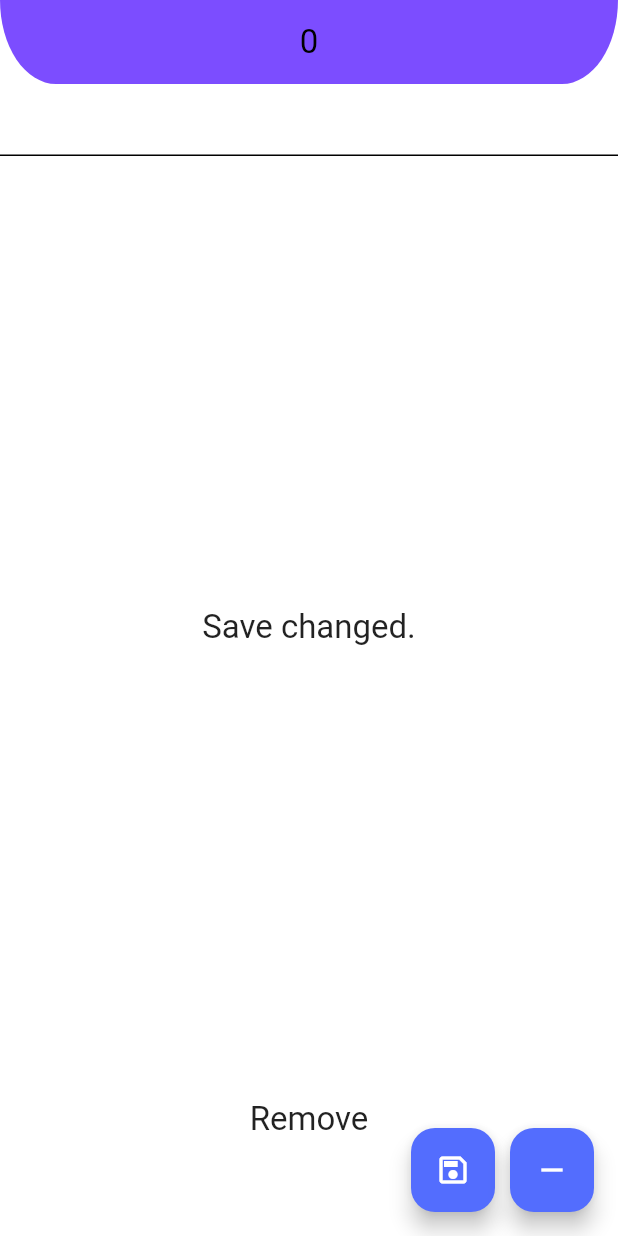
After one commit to drgndenis/one_hundred_days_of_code, a Flutter app: the screen it shows after launch, after a tap on the "save" icon, after a tap on the "remove" icon, on a phone screen of 412 x 824 dp. The commit adds this screen. Run offline on Flutter 3.47's test engine with Material 2 defaults, Android fonts, the phone set to English and light mode, and no system bars; our stand-ins replace dio, flutter_spinkit, shared_preferences.

Commit message:
Day-15 added

```diff
--- a/lib/Day-11/theme/light_theme.dart
+++ b/lib/Day-11/theme/light_theme.dart
@@ -25,7 +25,7 @@ class LightTheme {
         fillColor: MaterialStateProperty.all(_LightColors()._blueAccent),
       ),
       floatingActionButtonTheme: FloatingActionButtonThemeData(
-          backgroundColor: _lightColor._textBackground),
+          backgroundColor: _lightColor._floatingActionButton),
       buttonTheme: ButtonThemeData(
         colorScheme: ColorScheme.light(
           onPrimary: _LightColors()._blueAccent,
@@ -48,6 +48,7 @@ class _LightColors {
   final Color _titleMedium = const Color.fromARGB(255, 226, 133, 19);
   final Color _textBackground = Colors.amberAccent;
   final Color _blueAccent = Colors.blueAccent;
+  final Color _floatingActionButton = Colors.indigoAccent;
 }
 
 // Theme içinde kullanılacak fontSize'larin tanımlanması
--- /dev/null
+++ b/lib/Day-15/cache/shared_cache_learn.dart
@@ -0,0 +1,155 @@
+import 'package:flutter/material.dart';
+import 'package:one_hundred_days_of_flutter/Day-15/cache/shared_manager.dart';
+
+class SharedLearn extends StatefulWidget {
+  const SharedLearn({super.key});
+
+  @override
+  State<SharedLearn> createState() => _SharedLearnState();
+}
+
+class _SharedLearnState extends LoadingStateful<SharedLearn> {
+  int _currentValue = 0;
+  late final SharedManager _manager;
+
+  @override
+  void initState() {
+    super.initState();
+    _manager = SharedManager();
+    _initialze();
+  }
+
+  Future<void> _initialze() async {
+    _changeLoading();
+    await _manager.init();
+    _changeLoading();
+
+    getDefaultValues();
+  }
+
+  Future<void> getDefaultValues() async {
+    // final prefs = await SharedPreferences.getInstance();
+    // final int? counter = prefs.getInt('counter');
+    _onChangeValue(_manager.getString(SharedKeys.counter) ?? '');
+  }
+
+  void _onChangeValue(String value) {
+    final parseValue = int.tryParse(value);
+
+    if (parseValue != null) {
+      setState(() {
+        _currentValue = parseValue;
+      });
+    }
+  }
+
+  @override
+  Widget build(BuildContext context) {
+    return Scaffold(
+      appBar: AppBar(
+          title: Text(
+            _currentValue.toString(),
+          ),
+          actions: [
+            isLoading
+                ? Padding(
+                    padding: const EdgeInsets.only(right: 20),
+                    child: Center(
+                        child: CircularProgressIndicator(
+                      color: Theme.of(context)
+                          .progressIndicatorTheme
+                          .circularTrackColor,
+                    )),
+                  )
+                : const SizedBox.shrink(),
+          ]),
+      body: Column(
+        children: [
+          TextField(
+            onChanged: (value) {
+              _onChangeValue(value);
+            },
+          ),
+          Padding(
+            padding: const EdgeInsets.only(top: 300),
+            child: Visibility(
+              visible: saveVisibility,
+              child: Text(
+                'Save changed.',
+                style: Theme.of(context).textTheme.titleLarge,
+              ),
+            ),
+          ),
+          Padding(
+            padding: const EdgeInsets.only(top: 300),
+            child: Visibility(
+              visible: removeVisibility,
+              child: Text(
+                'Remove',
+                style: Theme.of(context).textTheme.titleLarge,
+              ),
+            ),
+          )
+        ],
+      ),
+      floatingActionButton: Row(
+        mainAxisSize: MainAxisSize.min,
+        children: [
+          _saveValueButton(),
+          Padding(
+            padding: const EdgeInsets.only(left: 10),
+            child: _removeValueButton(),
+          ),
+        ],
+      ),
+    );
+  }
+
+  FloatingActionButton _saveValueButton() {
+    return FloatingActionButton(
+      child: const Icon(Icons.save_outlined),
+      onPressed: () async {
+        _changeLoading();
+        await _manager.saveString(SharedKeys.counter, _currentValue.toString());
+        _changeTextSaveVisibility();
+        _changeLoading();
+      },
+    );
+  }
+
+  FloatingActionButton _removeValueButton() {
+    return FloatingActionButton(
+      child: const Icon(Icons.remove),
+      onPressed: () async {
+        _changeLoading();
+        await _manager.removeItem(SharedKeys.counter);
+        _changeTextRemoveVisibility();
+        _changeLoading();
+      },
+    );
+  }
+}
+
+abstract class LoadingStateful<T extends StatefulWidget> extends State<T> {
+  bool isLoading = false;
+  bool saveVisibility = false;
+  bool removeVisibility = false;
+
+  void _changeLoading() {
+    setState(() {
+      isLoading = !isLoading;
+    });
+  }
+
+  void _changeTextSaveVisibility() {
+    setState(() {
+      saveVisibility = !saveVisibility;
+    });
+  }
+
+  void _changeTextRemoveVisibility() {
+    setState(() {
+      removeVisibility = !removeVisibility;
+    });
+  }
+}
--- /dev/null
+++ b/lib/Day-15/cache/shared_manager.dart
@@ -0,0 +1,36 @@
+import 'package:one_hundred_days_of_flutter/Day-15/cache/shared_not_initialze.dart';
+import 'package:shared_preferences/shared_preferences.dart';
+
+enum SharedKeys { counter }
+
+class SharedManager {
+  SharedPreferences? prefs;
+
+  SharedManager();
+
+  Future<void> init() async {
+    prefs = await SharedPreferences.getInstance();
+  }
+
+  // Eger bir sorun olursa Exception'a girecek ve kod calismamis olacak
+  void _checkPreferences() {
+    if (prefs == null) {
+      throw SharedNotInitiazleException();
+    }
+  }
+
+  Future<void> saveString(SharedKeys key, String value) async {
+    _checkPreferences();
+    await prefs?.setString(key.name, value);
+  }
+
+  String? getString(SharedKeys key) {
+    _checkPreferences();
+    return prefs?.getString(key.name);
+  }
+
+  Future<bool> removeItem(SharedKeys key) async {
+    _checkPreferences();
+    return (await prefs?.remove(key.name)) ?? false;
+  }
+}
--- /dev/null
+++ b/lib/Day-15/cache/shared_not_initialze.dart
@@ -0,0 +1,6 @@
+class SharedNotInitiazleException implements Exception {
+  @override
+  String toString() {
+    return 'Your preferences has not initiazle now';
+  }
+}
--- a/lib/main.dart
+++ b/lib/main.dart
@@ -1,6 +1,7 @@
 import 'package:flutter/material.dart';
 import 'package:one_hundred_days_of_flutter/Day-11/theme/light_theme.dart';
 import 'Day-14/form_learn_view.dart';
+import 'Day-15/cache/shared_cache_learn.dart';
 
 void main() {
   runApp(const MyApp());
@@ -48,6 +49,6 @@ class MyApp extends StatelessWidget {
         //     backgroundColor: Colors.transparent,
         //   ),
         // ),
-        home: const FormLearnView());
+        home: const SharedLearn());
   }
 }
--- a/pubspec.yaml
+++ b/pubspec.yaml
@@ -39,6 +39,9 @@ dependencies:
 
   # Animation
   flutter_spinkit: ^5.1.0
+
+  #Cache
+  shared_preferences: ^2.0.17
 
 
   # The following adds the Cupertino Icons font to your application.
```
Also changed, not shown: pubspec.lock, 2 other files.
